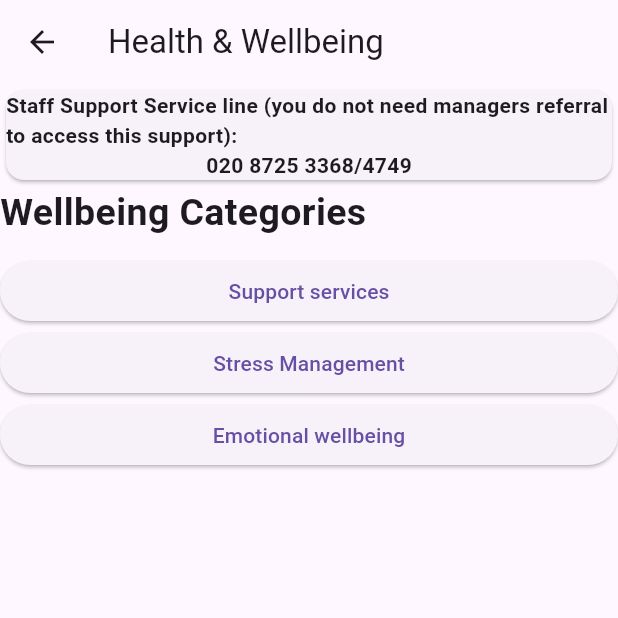
After one commit to Saownie/nhs-wellbeing-frontend, a Flutter app: the screen it shows after launch, after a tap on "Health & Wellbeing", on a phone screen of 412 x 824 dp, the top half of it. The commit adds this screen. Run offline on Flutter 3.47's test engine with Material 3 defaults, Android fonts, the phone set to English and light mode, and no system bars.

Commit message:
Added wellbeing category page

```diff
--- /dev/null
+++ b/lib/models/wellbeingCategoryModel.dart
@@ -0,0 +1,25 @@
+import 'package:flutter/material.dart';
+import 'package:wellbeingfrontend/pages/wellbeingCategory.dart';
+
+class WellbeingCategoryModel {
+  String categoryName;
+  Widget categoryRoute;
+
+  WellbeingCategoryModel(
+      {required this.categoryName, required this.categoryRoute});
+
+  static List<WellbeingCategoryModel> getWellbeingCategories() {
+    List<WellbeingCategoryModel> wellbeingCategories = [];
+
+    wellbeingCategories.add(WellbeingCategoryModel(
+        categoryName: 'Support services', categoryRoute: WellbeingCategory()));
+
+    wellbeingCategories.add(WellbeingCategoryModel(
+        categoryName: 'Stress Management', categoryRoute: WellbeingCategory()));
+    wellbeingCategories.add(WellbeingCategoryModel(
+        categoryName: 'Emotional wellbeing',
+        categoryRoute: WellbeingCategory()));
+
+    return wellbeingCategories;
+  }
+}
--- a/lib/pages/homepage.dart
+++ b/lib/pages/homepage.dart
@@ -1,14 +1,24 @@
 import 'package:flutter/material.dart';
+import 'package:wellbeingfrontend/pages/wellbeingPage.dart';
+
 class HomePage extends StatelessWidget {
   const HomePage({super.key});
 
   @override
   Widget build(BuildContext context) {
-    return Center(
-        child:Text("Home Page",
-        style: TextStyle(fontSize:50)
-
+    return Scaffold(
+      appBar: AppBar(
+        title: Text('NHS Wellbeing App'),
+      ),
+      body: Container(
+        child: ElevatedButton(
+          child: Text('Health & Wellbeing'),
+          onPressed: () {
+            Navigator.push(context,
+                MaterialPageRoute(builder: (context) => WellbeingPage()));
+          },
         ),
+      ),
     );
   }
 }
--- /dev/null
+++ b/lib/pages/wellbeingCategory.dart
@@ -0,0 +1,10 @@
+import 'package:flutter/material.dart';
+
+class WellbeingCategory extends StatelessWidget {
+  const WellbeingCategory({super.key});
+
+  @override
+  Widget build(BuildContext context) {
+    return const Placeholder();
+  }
+}
--- /dev/null
+++ b/lib/pages/wellbeingPage.dart
@@ -0,0 +1,77 @@
+import 'package:flutter/material.dart';
+import 'package:wellbeingfrontend/models/wellbeingCategoryModel.dart';
+
+class WellbeingPage extends StatelessWidget {
+  WellbeingPage({super.key});
+
+  List<WellbeingCategoryModel> wellbeingCategories = [];
+
+  void _getWellbeingCategories() {
+    wellbeingCategories = WellbeingCategoryModel.getWellbeingCategories();
+  }
+
+  @override
+  Widget build(BuildContext context) {
+    _getWellbeingCategories();
+    return Scaffold(
+      appBar: AppBar(
+        title: const Text('Health & Wellbeing'),
+      ),
+      body: Column(
+        mainAxisAlignment: MainAxisAlignment.start,
+        children: [
+          const Card(
+            child: Expanded(
+              child: Column(
+                children: [
+                  Text(
+                    'Staff Support Service line (you do not need managers referral to access this support):',
+                    style: TextStyle(fontWeight: FontWeight.bold),
+                  ),
+                  Text(
+                    '020 8725 3368/4749',
+                    style: TextStyle(fontWeight: FontWeight.bold),
+                    selectionColor: Color(0x005EB8),
+                  )
+                ],
+              ),
+            ),
+          ),
+          Column(
+            crossAxisAlignment: CrossAxisAlignment.start,
+            children: [
+              const Text(
+                'Wellbeing Categories',
+                style: TextStyle(fontWeight: FontWeight.bold, fontSize: 25),
+              ),
+              const SizedBox(
+                height: 10,
+              ),
+              Container(
+                height: 200,
+                child: ListView.builder(
+                  itemCount: wellbeingCategories.length,
+                  itemBuilder: (context, index) {
+                    return ElevatedButton(
+                        onPressed: () {
+                          Navigator.push(
+                              context,
+                              MaterialPageRoute(
+                                  builder: (context) =>
+                                      wellbeingCategories[index]
+                                          .categoryRoute));
+                        },
+                        child: Container(
+                          child: Text(wellbeingCategories[index].categoryName),
+                          padding: EdgeInsets.all(10.0),
+                        ));
+                  },
+                ),
+              )
+            ],
+          )
+        ],
+      ),
+    );
+  }
+}
```
Also changed, not shown: pubspec.lock, 12 other files.
